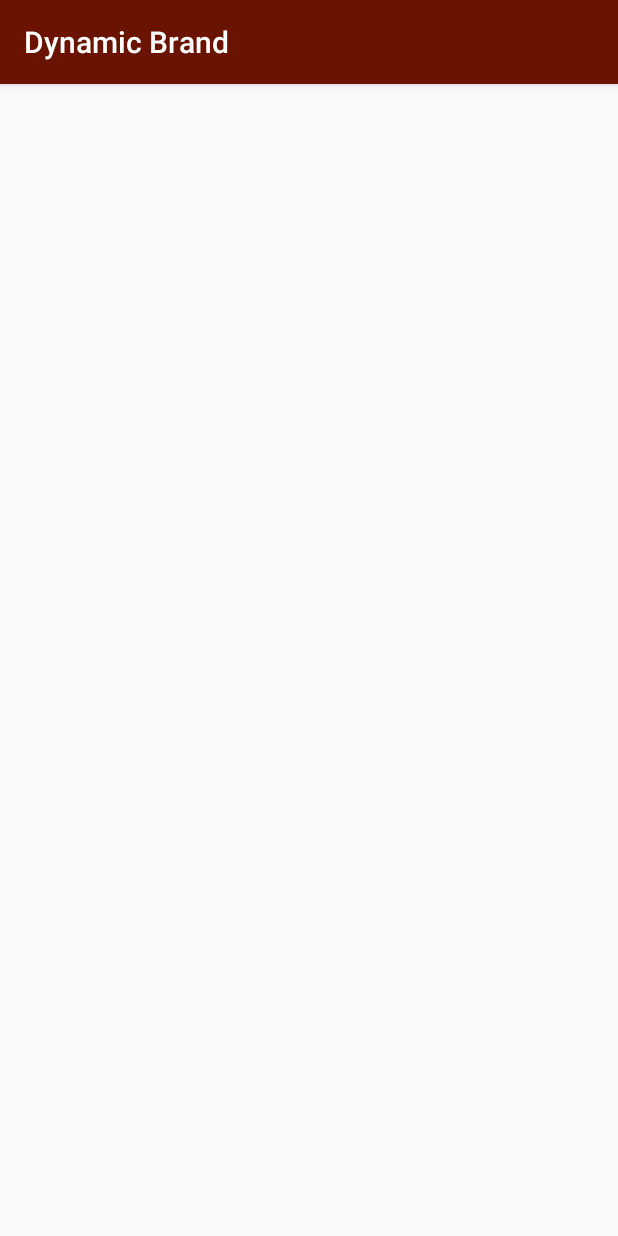
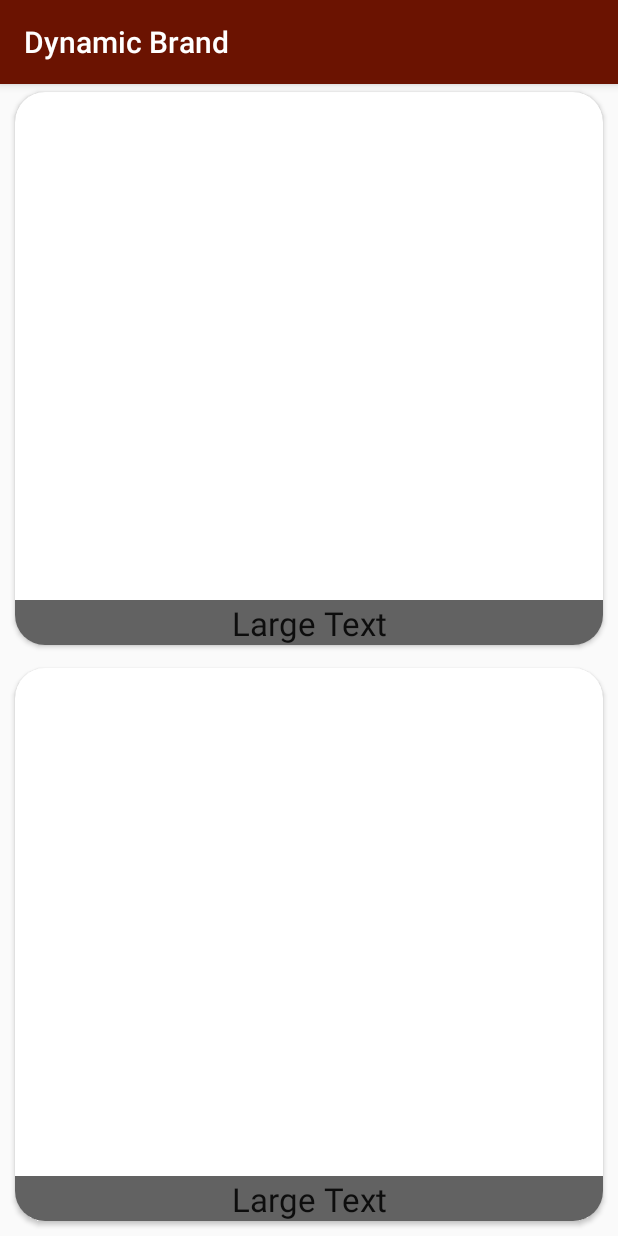
Before and after one commit to INDAPP/dynamicbrand, an Android app: the screen it shows after launch (MainActivity), on a phone screen of 412 x 824 dp. Run offline under Robolectric (Android 15) with nearby library versions, the phone set to English and light mode, and no system bars.

Commit message:
MainActivity CardViews click implementation

```diff
--- a/app/src/main/java/it/fdc/dynamicbrand/MainActivity.java
+++ b/app/src/main/java/it/fdc/dynamicbrand/MainActivity.java
@@ -1,13 +1,32 @@
 package it.fdc.dynamicbrand;
 
+import android.content.Intent;
 import android.support.v7.app.AppCompatActivity;
 import android.os.Bundle;
+import android.view.View;
 
-public class MainActivity extends AppCompatActivity {
+public class MainActivity extends AppCompatActivity implements View.OnClickListener{
 
     @Override
     protected void onCreate(Bundle savedInstanceState) {
         super.onCreate(savedInstanceState);
         setContentView(R.layout.activity_main);
+        findViewById(R.id.card1).setOnClickListener(this);
+        findViewById(R.id.card2).setOnClickListener(this);
+    }
+
+    @Override
+    public void onClick(View v) {
+        Intent intent = null;
+
+        switch (v.getId()) {
+            case R.id.card1:
+                intent = new Intent(this,GenerationActivity.class);
+                break;
+            case R.id.card2:
+                intent = new Intent(this,BrandsActivity.class);
+                break;
+        }
+        startActivity(intent);
     }
 }
--- a/app/src/main/res/layout/activity_main.xml
+++ b/app/src/main/res/layout/activity_main.xml
@@ -1,11 +1,77 @@
 <?xml version="1.0" encoding="utf-8"?>
-<android.support.design.widget.CoordinatorLayout
+<LinearLayout
     xmlns:android="http://schemas.android.com/apk/res/android"
     xmlns:tools="http://schemas.android.com/tools"
     xmlns:app="http://schemas.android.com/apk/res-auto"
     android:id="@+id/activity_main"
+    android:orientation="vertical"
     android:layout_width="match_parent"
     android:layout_height="match_parent"
     tools:context="it.fdc.dynamicbrand.MainActivity">
 
-</android.support.design.widget.CoordinatorLayout>
+
+    <android.support.v7.widget.CardView
+        android:id="@+id/card1"
+        android:layout_width="match_parent"
+        android:layout_height="0dp"
+        android:layout_weight="1"
+        android:layout_marginLeft="10dp"
+        android:layout_marginTop="5dp"
+        android:layout_marginRight="10dp"
+        android:layout_marginBottom="5dp"
+        app:cardCornerRadius="20dp">
+        <ImageView
+            android:layout_width="match_parent"
+            android:layout_height="match_parent"
+            android:id="@+id/imageView1"
+            android:layout_gravity="center_horizontal"
+            android:layout_weight="1" />
+        <TextView
+            android:layout_width="match_parent"
+            android:layout_height="30dp"
+            android:textAppearance="?android:attr/textAppearanceLarge"
+            android:text="Large Text"
+            android:id="@+id/textView1"
+            android:layout_gravity="bottom|center_horizontal"
+            android:layout_weight="1"
+            android:gravity="bottom|center_horizontal"
+            android:height="30dp"
+            android:background="#c8000000"
+            android:backgroundTint="#c8000000"
+            />
+    </android.support.v7.widget.CardView>
+
+
+
+    <android.support.v7.widget.CardView
+        android:id="@+id/card2"
+        android:layout_width="match_parent"
+        android:layout_height="0dp"
+        android:layout_weight="1"
+        android:layout_marginLeft="10dp"
+        android:layout_marginTop="10dp"
+        android:layout_marginRight="10dp"
+        android:layout_marginBottom="10dp"
+        app:cardCornerRadius="20dp">
+        <ImageView
+            android:layout_width="match_parent"
+            android:layout_height="match_parent"
+            android:id="@+id/imageView2"
+            android:layout_gravity="center_horizontal"
+            android:layout_weight="1" />
+        <TextView
+            android:layout_width="match_parent"
+            android:layout_height="30dp"
+            android:textAppearance="?android:attr/textAppearanceLarge"
+            android:text="Large Text"
+            android:id="@+id/textView2"
+            android:layout_gravity="bottom|center_horizontal"
+            android:layout_weight="1"
+            android:gravity="bottom|center_horizontal"
+            android:height="30dp"
+            android:background="#c8000000"
+            android:backgroundTint="#c8000000"
+            />
+    </android.support.v7.widget.CardView>
+
+</LinearLayout>
```
